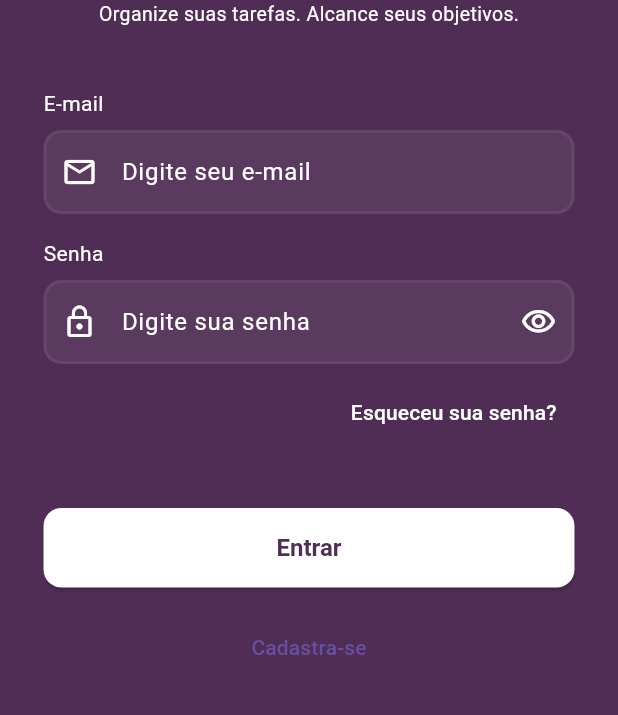
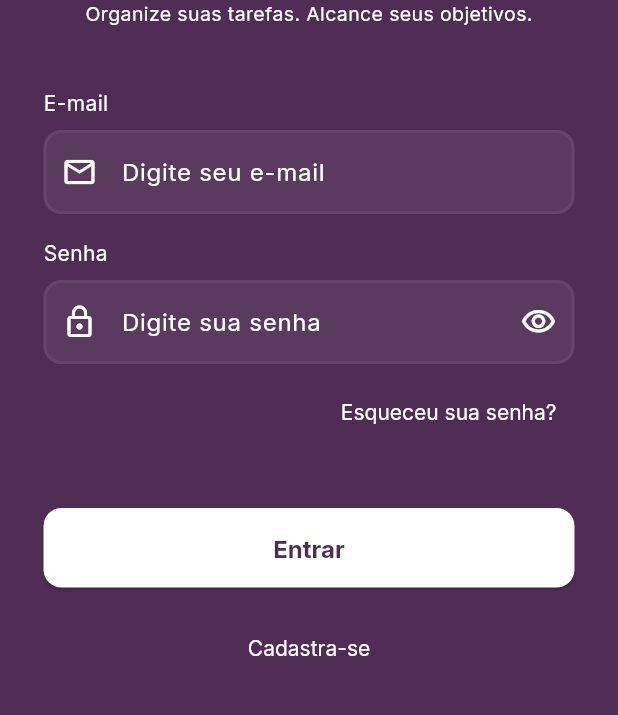
Before and after one commit to PedroHenriqueFrancozo/Tasky, a Flutter app: the screen it shows after launch, on a phone screen of 412 x 824 dp, the part 122-837 px from its top. Run offline on Flutter 3.47's test engine with Material 3 defaults, Android fonts, the light colour scheme and no system bars.

Commit message:
refactor: centralize text styles

```diff
--- a/lib/Screens/Login/loging_screen.dart
+++ b/lib/Screens/Login/loging_screen.dart
@@ -10,7 +10,7 @@ class LoginScreen extends StatelessWidget {
     return Scaffold(
       backgroundColor: AppColors.primary,
       body: Center(
-          child: Padding(padding: EdgeInsets.all(24),
+          child: Padding(padding: const EdgeInsets.all(24),
           child: Column(
             children: [
               Row(
@@ -24,25 +24,16 @@ class LoginScreen extends StatelessWidget {
 
                   SizedBox(width: 8,),
                   Text('Tasky',
-                    style: TextStyle(
-                    fontFamily: 'Cormorant Garamond',
-                    fontWeight: FontWeight.bold,
-                    fontSize: 40,
-                    color: AppColors.white,
-                    ),
+                    style: AppTextStyles.title
                   ),
                 ],
               ),
 
-
               Text('Organize suas tarefas. Alcance seus objetivos.',
-                style: TextStyle(
-                  color: AppColors.white,
-                  fontSize: 13,
-                ),
+                style: AppTextStyles.subtitle
               ),
 
-              SizedBox(height: 40),
+              const SizedBox(height: 40),
 
               SizedBox(
                 width: 354,
@@ -50,20 +41,15 @@ class LoginScreen extends StatelessWidget {
                   crossAxisAlignment: CrossAxisAlignment.start,
                   children: [
                     Text('E-mail',
-                      style: TextStyle(
-                        color: AppColors.white
-                      ),
+                      style: AppTextStyles.label,
                     ),
-                    SizedBox(height: 8,),
+                    const SizedBox(height: 8,),
 
                     TextField(decoration: InputDecoration(
                       prefixIcon: Icon(Icons.email_outlined),
                       prefixIconColor: AppColors.white,
                       hintText: 'Digite seu e-mail',
-                      hintStyle: TextStyle(
-                        color: AppColors.white,
-                      ),
-
+                      hintStyle: AppTextStyles.label,
 
                       enabledBorder: OutlineInputBorder(
                         borderRadius: BorderRadius.circular(12),
@@ -83,7 +69,7 @@ class LoginScreen extends StatelessWidget {
                       )
                     ),
                   ),
-                  SizedBox(height: 16),
+                  const SizedBox(height: 16),
                 ],
               ),
             ),
@@ -95,9 +81,7 @@ class LoginScreen extends StatelessWidget {
 
                   children: [
                     Text('Senha',
-                      style: TextStyle(
-                        color: AppColors.white,
-                        ),
+                      style: AppTextStyles.label,
                     ),
 
                     SizedBox(height: 8,),
@@ -106,12 +90,10 @@ class LoginScreen extends StatelessWidget {
                         prefixIcon: Icon(Icons.lock_outline),
                         prefixIconColor: AppColors.white,
                         hintText: 'Digite sua senha',
-                        hintStyle: TextStyle(
-                          color: AppColors.white,
-                        ),
+                        hintStyle: AppTextStyles.label,
+
                         suffixIcon: Icon(Icons.visibility_outlined),
                         suffixIconColor: AppColors.white,
-
 
                       enabledBorder: OutlineInputBorder(
                         borderRadius: BorderRadius.circular(12),
@@ -135,7 +117,7 @@ class LoginScreen extends StatelessWidget {
               ),
             ),
 
-              SizedBox(height: 8,),
+              const SizedBox(height: 8,),
 
               SizedBox(
                 width: 354,
@@ -146,13 +128,14 @@ class LoginScreen extends StatelessWidget {
                       onPressed: () {},
                       style: TextButton.styleFrom(
                         foregroundColor: AppColors.white,
+                        textStyle: AppTextStyles.label,
                       ),
                       child: Text('Esqueceu sua senha?')
                     ),
                   ),
               ),
 
-              SizedBox(height: 40,),
+              const SizedBox(height: 40,),
 
               SizedBox(
                 width: 354,
@@ -164,18 +147,23 @@ class LoginScreen extends StatelessWidget {
                     borderRadius: BorderRadius.circular(12)
                   ),
                   fixedSize: Size(344, 53),
-                  textStyle: TextStyle(
-                    fontSize: 16,
-                    fontWeight: FontWeight.bold
-                    ),
+
+                  textStyle: AppTextStyles.buttonText
+
                 ),
                 child: Text('Entrar')),
+
               ),
 
-              SizedBox(height: 16,),
+              const SizedBox(height: 16,),
 
               TextButton(
               onPressed: () {},
+              style: TextButton.styleFrom(
+                foregroundColor: AppColors.white,
+                textStyle: AppTextStyles.label,
+              ),
+
               child: Text('Cadastra-se')),
             ],
           ) ,
--- a/lib/theme/app_text_styles.dart
+++ b/lib/theme/app_text_styles.dart
@@ -22,4 +22,10 @@ class AppTextStyles {
     color: AppColors.white,
   );
 
+  static const TextStyle buttonText = TextStyle(
+    fontFamily: 'Inter',
+    fontSize: 16,
+    fontWeight: FontWeight.bold,
+  );
+
 }
```
Also changed, not shown: flutter_01.png (added).
